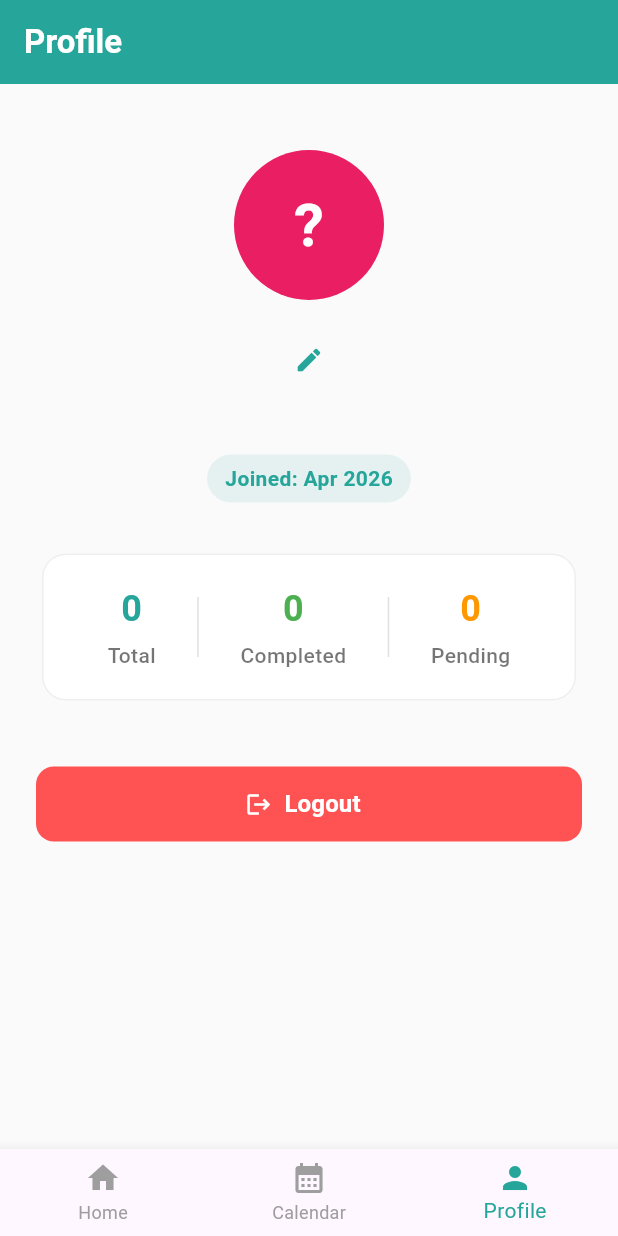
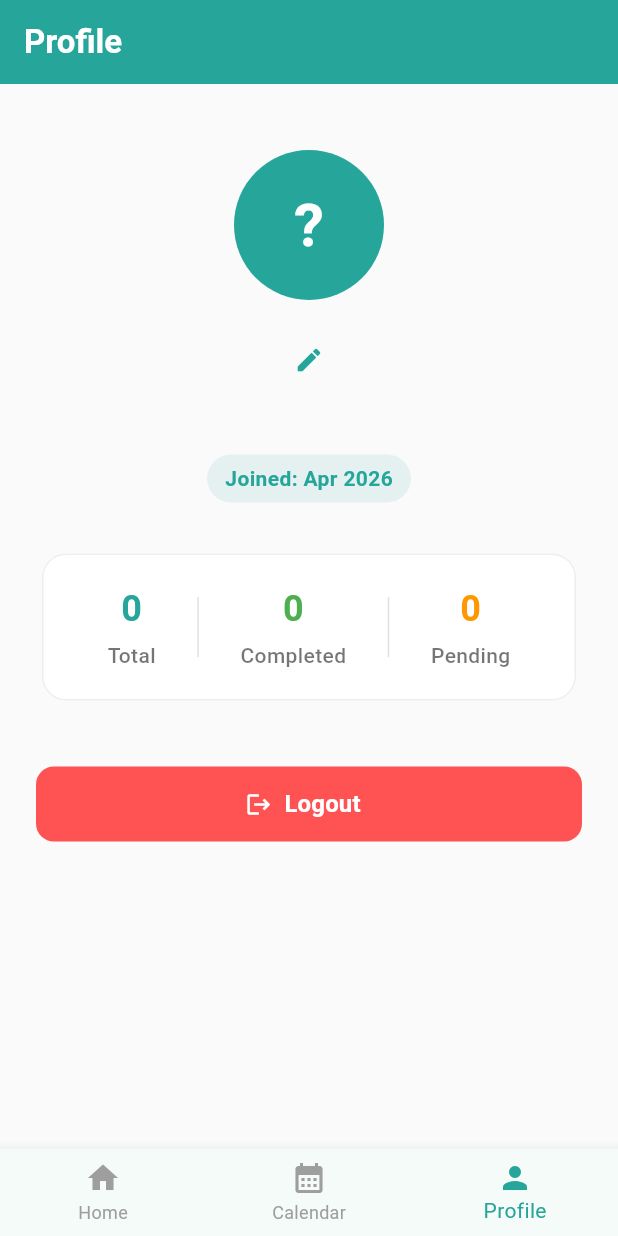
Before and after one commit to harshbhagat411/tasker_ai, a Flutter app: the screen it shows once a user with an empty profile is signed in, item 3 of the bottom bar chosen, on a phone screen of 412 x 824 dp. Run offline on Flutter 3.47's test engine with Material 3 defaults, Android fonts, the phone set to English and light mode, and no system bars; our stand-ins replace cloud_firestore, firebase_auth, firebase_core, table_calendar; accounts and stored records are empty.

Commit message:
theme update

```diff
--- a/lib/main.dart
+++ b/lib/main.dart
@@ -23,9 +23,31 @@ class MyApp extends StatelessWidget {
 
   @override
   Widget build(BuildContext context) {
-    return const MaterialApp(
+    return MaterialApp(
       debugShowCheckedModeBanner: false,
-      home: AuthWrapper(),
+      theme: ThemeData(
+        primaryColor: const Color(0xFF26A69A),
+        scaffoldBackgroundColor: const Color(0xFFF5F6FA),
+        colorScheme: ColorScheme.fromSeed(
+          seedColor: const Color(0xFF26A69A),
+          primary: const Color(0xFF26A69A),
+        ),
+        textSelectionTheme: const TextSelectionThemeData(
+          cursorColor: Color(0xFF26A69A),
+        ),
+        inputDecorationTheme: InputDecorationTheme(
+          focusedBorder: OutlineInputBorder(
+            borderRadius: BorderRadius.circular(12),
+            borderSide: const BorderSide(color: Color(0xFF26A69A), width: 2.0),
+          ),
+          floatingLabelStyle: const TextStyle(color: Color(0xFF26A69A)),
+        ),
+        datePickerTheme: const DatePickerThemeData(
+          headerBackgroundColor: Color(0xFF26A69A),
+          headerForegroundColor: Colors.white,
+        ),
+      ),
+      home: const AuthWrapper(),
     );
   }
 }
--- a/lib/screens/home_screen.dart
+++ b/lib/screens/home_screen.dart
@@ -224,7 +224,7 @@ class _HomeScreenState extends State<HomeScreen> {
                           children: [
                             CircleAvatar(
                               radius: 24,
-                              backgroundColor: Colors.primaries[(user?.uid.hashCode ?? 0).abs() % Colors.primaries.length],
+                              backgroundColor: const Color(0xFF26A69A),
                               child: Text(currentInitial, style: const TextStyle(color: Colors.white, fontWeight: FontWeight.bold, fontSize: 20)),
                             ),
                             const SizedBox(width: 12),
--- a/lib/screens/profile_screen.dart
+++ b/lib/screens/profile_screen.dart
@@ -148,7 +148,7 @@ class ProfileScreen extends StatelessWidget {
                       // Profile Avatar
                       CircleAvatar(
                         radius: 50,
-                        backgroundColor: Colors.primaries[user.uid.hashCode % Colors.primaries.length],
+                        backgroundColor: const Color(0xFF26A69A),
                         child: Text(
                           initial,
                           style: const TextStyle(fontSize: 40, color: Colors.white, fontWeight: FontWeight.bold),
```
Also changed, not shown: 1 other file.
